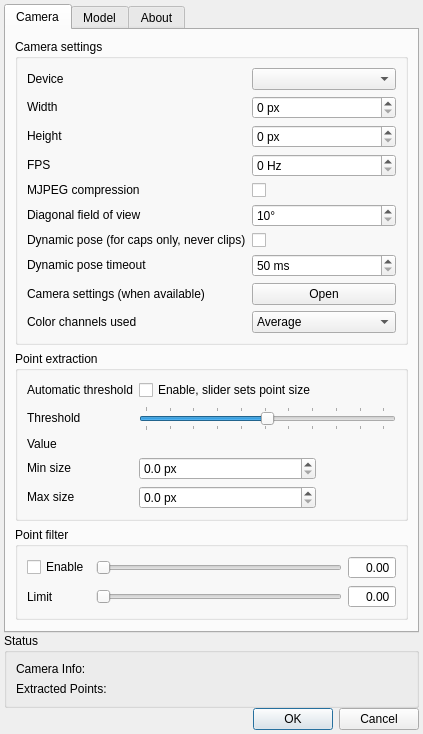
First picture: the form in tracker-pt/FTNoIR_PT_Controls.ui, repository opentrack/opentrack, before the edit.
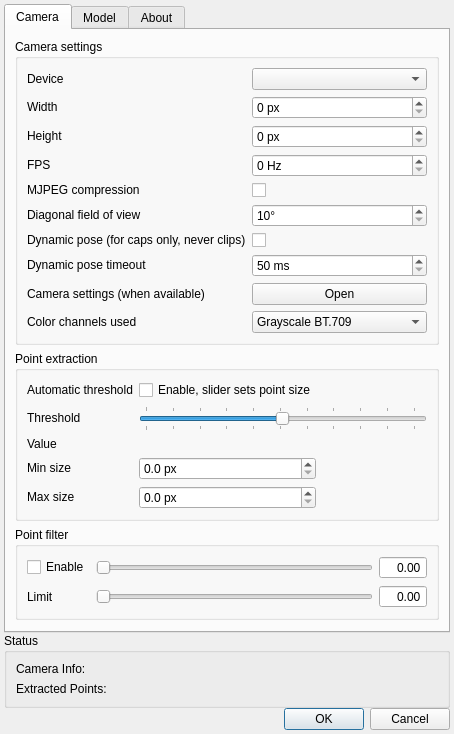
Second picture: the form after the edit. Icons and pictures are not drawn.

Commit message:
tracker/pt: clean up grayscale handling. add migration.
The averaging mode is slower than the opencv SIMD implementation
for BT.709. Remove it.

Make it optional to perform hardware grayscaling using the ps3eye sensor
with the open driver. Default to grayscaling using the CPU.

```diff
--- a/tracker-pt/FTNoIR_PT_Controls.ui
+++ b/tracker-pt/FTNoIR_PT_Controls.ui
@@ -157,12 +157,12 @@
             </property>
             <item>
              <property name="text">
-              <string>Average</string>
+              <string>Grayscale BT.709</string>
              </property>
             </item>
             <item>
              <property name="text">
-              <string>Natural</string>
+              <string>Grayscale (from hardware)</string>
              </property>
             </item>
             <item>
```
The commit also changes 9 other files.
